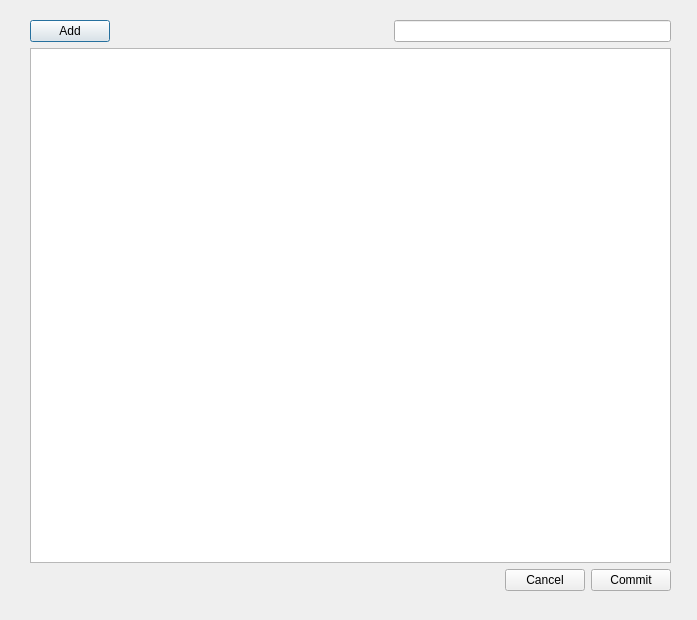
Qt form ui/EditSampleTable.ui (kathrynmetcalf/GeoCORK) before a commit.
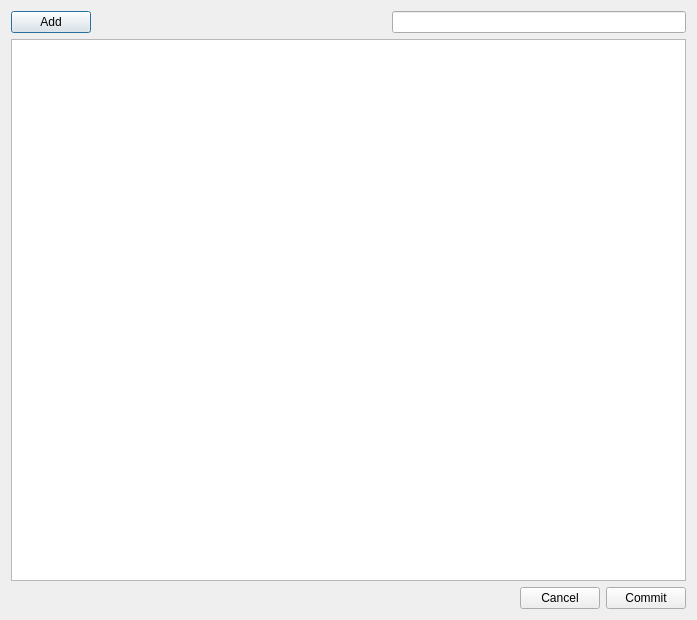
The same form after that commit.

Commit message: Working on validating changes made in table models before submitting. Created Settings_manager.py for a global settings QSettings object that can be called throughout the application. Implementing a setting for number of decimal places to improve readability. Created lists of each editable many-to-many and one-to-many relationships in SQLUtils.py to later use for dropdowns. Removed RejectionReasonID from UPbAnalyses table, left as many-to-many relationship

Patch:
```diff
--- a/ui/EditSampleTable.ui
+++ b/ui/EditSampleTable.ui
@@ -19,15 +19,8 @@
   <property name="windowTitle">
    <string>Edit</string>
   </property>
-  <widget class="QWidget" name="layoutWidget">
-   <property name="geometry">
-    <rect>
-     <x>30</x>
-     <y>20</y>
-     <width>641</width>
-     <height>571</height>
-    </rect>
-   </property>
+  <layout class="QVBoxLayout" name="verticalLayout_2">
+   <item>
    <layout class="QVBoxLayout" name="verticalLayout">
     <property name="sizeConstraint">
      <enum>QLayout::SetNoConstraint</enum>
@@ -94,7 +87,8 @@
      </layout>
     </item>
    </layout>
-  </widget>
+   </item>
+  </layout>
  </widget>
  <resources/>
  <connections/>
```
Lines whose indentation alone changed are shown as unchanged. The commit also changes 14 other files.
